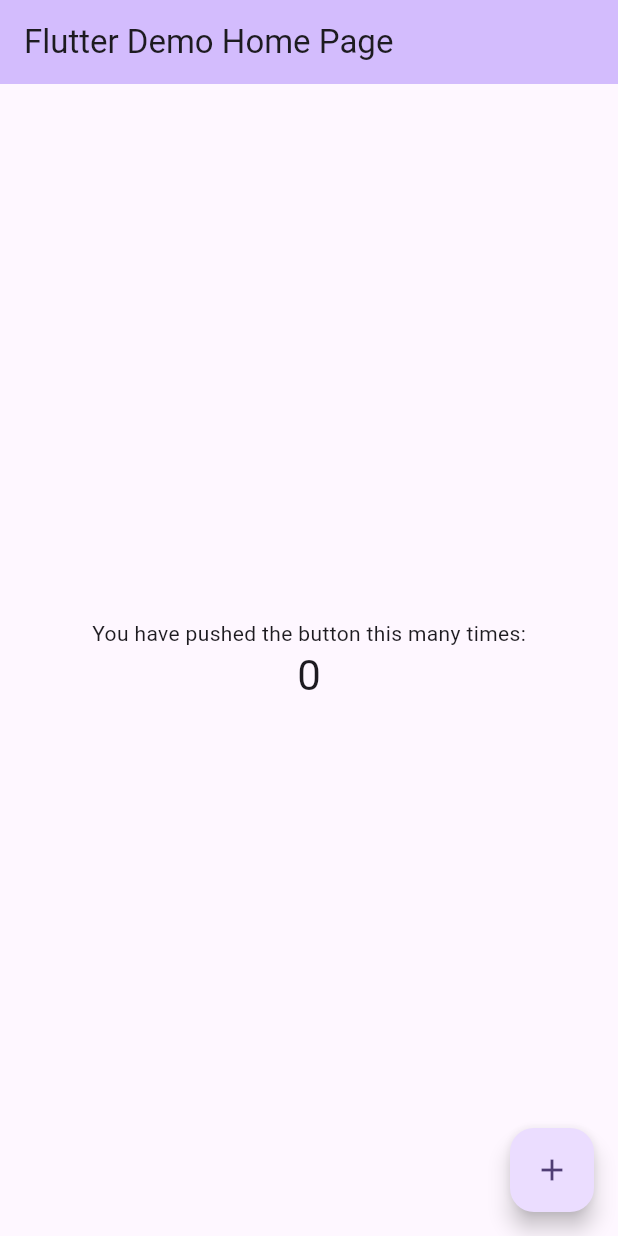
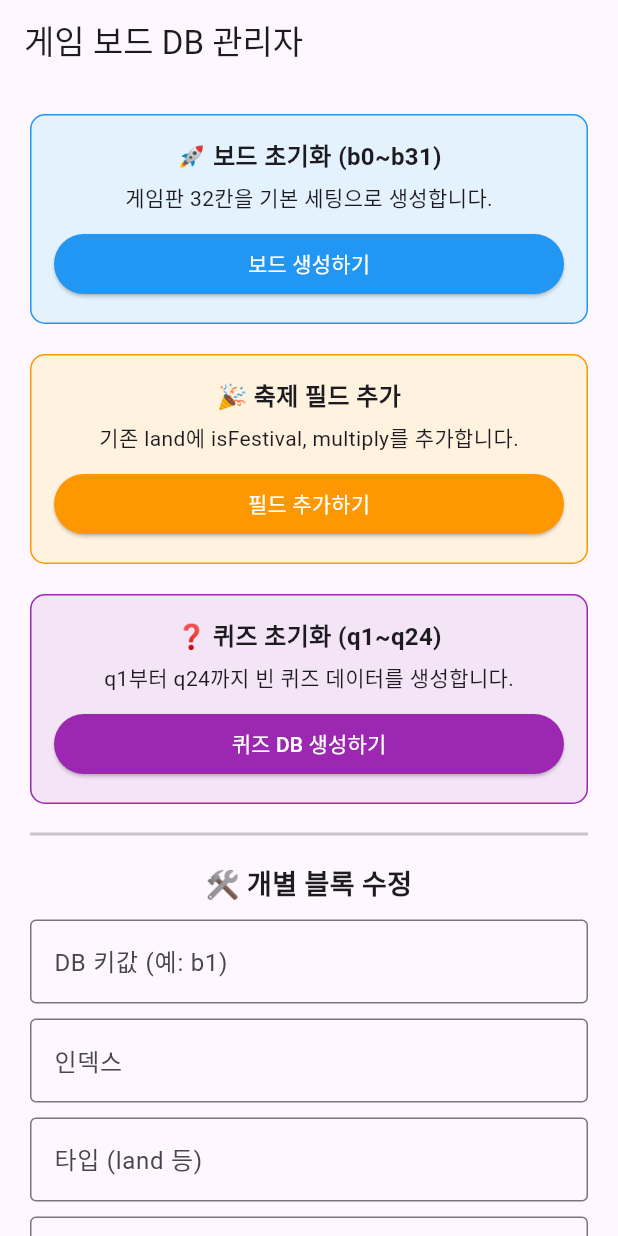
Before and after one commit to hee8144/teamproject, a Flutter app: the screen it shows after launch, on a phone screen of 412 x 824 dp. Run offline on Flutter 3.47's test engine with Material 3 defaults, Android fonts, the phone set to English and light mode, and no system bars; our stand-ins replace cloud_firestore, firebase_core, go_router; accounts and stored records are empty; generated files the repository leaves out were written again.

```diff
--- a/lib/main.dart
+++ b/lib/main.dart
@@ -1,121 +1,262 @@
+import 'package:cloud_firestore/cloud_firestore.dart';
 import 'package:flutter/material.dart';
+import 'package:firebase_core/firebase_core.dart';
+import 'firebase_options.dart';
 
-void main() {
+void main() async {
+  WidgetsFlutterBinding.ensureInitialized();
+  await Firebase.initializeApp(
+    options: DefaultFirebaseOptions.currentPlatform,
+  );
   runApp(const MyApp());
 }
 
 class MyApp extends StatelessWidget {
   const MyApp({super.key});
 
-  // This widget is the root of your application.
   @override
   Widget build(BuildContext context) {
     return MaterialApp(
-      title: 'Flutter Demo',
+      debugShowCheckedModeBanner: false,
+      title: 'Board Admin',
       theme: ThemeData(
-        // This is the theme of your application.
-        //
-        // TRY THIS: Try running your application with "flutter run". You'll see
-        // the application has a purple toolbar. Then, without quitting the app,
-        // try changing the seedColor in the colorScheme below to Colors.green
-        // and then invoke "hot reload" (save your changes or press the "hot
-        // reload" button in a Flutter-supported IDE, or press "r" if you used
-        // the command line to start the app).
-        //
-        // Notice that the counter didn't reset back to zero; the application
-        // state is not lost during the reload. To reset the state, use hot
-        // restart instead.
-        //
-        // This works for code too, not just values: Most code changes can be
-        // tested with just a hot reload.
-        colorScheme: .fromSeed(seedColor: Colors.deepPurple),
+        primarySwatch: Colors.blue,
+        useMaterial3: true,
       ),
-      home: const MyHomePage(title: 'Flutter Demo Home Page'),
+      home: const BoardAdminPage(),
     );
   }
 }
 
-class MyHomePage extends StatefulWidget {
-  const MyHomePage({super.key, required this.title});
-
-  // This widget is the home page of your application. It is stateful, meaning
-  // that it has a State object (defined below) that contains fields that affect
-  // how it looks.
-
-  // This class is the configuration for the state. It holds the values (in this
-  // case the title) provided by the parent (in this case the App widget) and
-  // used by the build method of the State. Fields in a Widget subclass are
-  // always marked "final".
-
-  final String title;
+class BoardAdminPage extends StatefulWidget {
+  const BoardAdminPage({super.key});
 
   @override
-  State<MyHomePage> createState() => _MyHomePageState();
+  State<BoardAdminPage> createState() => _BoardAdminPageState();
 }
 
-class _MyHomePageState extends State<MyHomePage> {
-  int _counter = 0;
+class _BoardAdminPageState extends State<BoardAdminPage> {
+  // 입력 컨트롤러 (개별 수정용)
+  final TextEditingController _keyController = TextEditingController();
+  final TextEditingController _indexController = TextEditingController();
+  final TextEditingController _typeController = TextEditingController();
+  final TextEditingController _nameController = TextEditingController();
+  final TextEditingController _tollController = TextEditingController();
 
-  void _incrementCounter() {
-    setState(() {
-      // This call to setState tells the Flutter framework that something has
-      // changed in this State, which causes it to rerun the build method below
-      // so that the display can reflect the updated values. If we changed
-      // _counter without calling setState(), then the build method would not be
-      // called again, and so nothing would appear to happen.
-      _counter++;
-    });
+  final FirebaseFirestore _fs = FirebaseFirestore.instance;
+
+  // [기능 1] 32칸 전체 초기화
+  Future<void> _initializeBoardLayout() async {
+    Map<String, dynamic> fullBoardData = {};
+    for (int i = 0; i < 32; i++) {
+      String key = "b$i";
+      String type = "land";
+      String name = "일반 땅";
+
+      if (i == 0) { type = "start"; name = "출발지"; }
+      else if (i == 8) { type = "island"; name = "무인도"; }
+      else if (i == 16) { type = "festival"; name = "지역축제"; }
+      else if (i == 24) { type = "travel"; name = "국내여행"; }
+      else if (i == 30) { type = "tax"; name = "국세청"; }
+      else if ([4, 12, 20, 28].contains(i)) { type = "chance"; name = "찬스"; }
+
+      Map<String, dynamic> blockData = {
+        "index": i,
+        "type": type,
+        "name": (type == "land") ? null : name,
+      };
+
+      if (type == "land") {
+        blockData.addAll({
+          "level": 0,
+          "owner": "N",
+          "tollPrice": 100000,
+          "isFestival": false,
+          "multiply": 1,
+        });
+      }
+      fullBoardData[key] = blockData;
+    }
+    try {
+      await _fs.collection("games").doc("board").set(fullBoardData);
+      ScaffoldMessenger.of(context).showSnackBar(const SnackBar(content: Text("전체 32칸 초기화 완료!")));
+    } catch (e) {
+      ScaffoldMessenger.of(context).showSnackBar(SnackBar(content: Text("에러: $e")));
+    }
+  }
+
+  // [기능 2] 필드 추가
+  Future<void> _addFestivalFields() async {
+    try {
+      DocumentReference boardRef = _fs.collection("games").doc("board");
+      DocumentSnapshot snapshot = await boardRef.get();
+      if (!snapshot.exists) return;
+
+      Map<String, dynamic> boardData = snapshot.data() as Map<String, dynamic>;
+      int updateCount = 0;
+
+      boardData.forEach((key, val) {
+        if (val is Map && val['type'] == 'land') {
+          val['isFestival'] = false;
+          val['multiply'] = 1;
+          updateCount++;
+        }
+      });
+      await boardRef.update(boardData);
+      ScaffoldMessenger.of(context).showSnackBar(SnackBar(content: Text("총 $updateCount개 필드 추가 완료!")));
+    } catch (e) {
+      ScaffoldMessenger.of(context).showSnackBar(SnackBar(content: Text("에러: $e")));
+    }
+  }
+
+  // [기능 3] 개별 수정
+  Future<void> _updateSingleBlock() async {
+    String key = _keyController.text.trim();
+    if (key.isEmpty) return;
+    try {
+      Map<String, dynamic> data = {
+        "index": int.tryParse(_indexController.text) ?? 0,
+        "type": _typeController.text,
+        "name": _nameController.text.isEmpty ? null : _nameController.text,
+        if (_typeController.text == 'land') ...{
+          "level": 0,
+          "owner": "N",
+          "tollPrice": int.tryParse(_tollController.text) ?? 100000,
+          "isFestival": false,
+          "multiply": 1,
+        }
+      };
+      await _fs.collection("games").doc("board").set({key: data}, SetOptions(merge: true));
+      ScaffoldMessenger.of(context).showSnackBar(const SnackBar(content: Text("수정 완료!")));
+    } catch (e) {
+      ScaffoldMessenger.of(context).showSnackBar(SnackBar(content: Text("에러: $e")));
+    }
+  }
+
+  // ----------------------------------------------------------------------
+  // [기능 4] 퀴즈 데이터 초기화 (New)
+  // q1 ~ q24 까지 null 값으로 채웁니다.
+  // ----------------------------------------------------------------------
+  Future<void> _initializeQuizData() async {
+    Map<String, dynamic> quizData = {};
+
+    for (int i = 1; i <= 24; i++) {
+      String key = 'q$i';
+      quizData[key] = {
+        'description': null,
+        'img': null,
+        'name': null,
+        'times': null,
+      };
+    }
+
+    try {
+      await _fs.collection("games").doc("quiz").set(quizData);
+      ScaffoldMessenger.of(context).showSnackBar(
+          const SnackBar(content: Text("퀴즈 데이터(q1~q24) 초기화 완료!")));
+    } catch (e) {
+      ScaffoldMessenger.of(context).showSnackBar(
+          SnackBar(content: Text("퀴즈 에러: $e")));
+    }
   }
 
   @override
   Widget build(BuildContext context) {
-    // This method is rerun every time setState is called, for instance as done
-    // by the _incrementCounter method above.
-    //
-    // The Flutter framework has been optimized to make rerunning build methods
-    // fast, so that you can just rebuild anything that needs updating rather
-    // than having to individually change instances of widgets.
     return Scaffold(
-      appBar: AppBar(
-        // TRY THIS: Try changing the color here to a specific color (to
-        // Colors.amber, perhaps?) and trigger a hot reload to see the AppBar
-        // change color while the other colors stay the same.
-        backgroundColor: Theme.of(context).colorScheme.inversePrimary,
-        // Here we take the value from the MyHomePage object that was created by
-        // the App.build method, and use it to set our appbar title.
-        title: Text(widget.title),
-      ),
-      body: Center(
-        // Center is a layout widget. It takes a single child and positions it
-        // in the middle of the parent.
+      appBar: AppBar(title: const Text("게임 보드 DB 관리자")),
+      body: SingleChildScrollView(
+        padding: const EdgeInsets.all(20),
         child: Column(
-          // Column is also a layout widget. It takes a list of children and
-          // arranges them vertically. By default, it sizes itself to fit its
-          // children horizontally, and tries to be as tall as its parent.
-          //
-          // Column has various properties to control how it sizes itself and
-          // how it positions its children. Here we use mainAxisAlignment to
-          // center the children vertically; the main axis here is the vertical
-          // axis because Columns are vertical (the cross axis would be
-          // horizontal).
-          //
-          // TRY THIS: Invoke "debug painting" (choose the "Toggle Debug Paint"
-          // action in the IDE, or press "p" in the console), to see the
-          // wireframe for each widget.
-          mainAxisAlignment: .center,
           children: [
-            const Text('You have pushed the button this many times:'),
-            Text(
-              '$_counter',
-              style: Theme.of(context).textTheme.headlineMedium,
+            // 섹션 1: 보드 초기화
+            _buildSectionContainer(
+              color: Colors.blue,
+              title: "🚀 보드 초기화 (b0~b31)",
+              desc: "게임판 32칸을 기본 세팅으로 생성합니다.",
+              btnText: "보드 생성하기",
+              onPressed: _initializeBoardLayout,
+            ),
+            const SizedBox(height: 20),
+
+            // 섹션 2: 필드 추가
+            _buildSectionContainer(
+              color: Colors.orange,
+              title: "🎉 축제 필드 추가",
+              desc: "기존 land에 isFestival, multiply를 추가합니다.",
+              btnText: "필드 추가하기",
+              onPressed: _addFestivalFields,
+            ),
+            const SizedBox(height: 20),
+
+            // 섹션 3: 퀴즈 초기화 (새로 추가됨)
+            _buildSectionContainer(
+              color: Colors.purple,
+              title: "❓ 퀴즈 초기화 (q1~q24)",
+              desc: "q1부터 q24까지 빈 퀴즈 데이터를 생성합니다.",
+              btnText: "퀴즈 DB 생성하기",
+              onPressed: _initializeQuizData,
+            ),
+
+            const Divider(height: 40, thickness: 2),
+            const Text("🛠️ 개별 블록 수정", style: TextStyle(fontWeight: FontWeight.bold, fontSize: 18)),
+            const SizedBox(height: 10),
+
+            // 입력 폼들
+            TextField(controller: _keyController, decoration: const InputDecoration(labelText: "DB 키값 (예: b1)", border: OutlineInputBorder())),
+            const SizedBox(height: 10),
+            TextField(controller: _indexController, keyboardType: TextInputType.number, decoration: const InputDecoration(labelText: "인덱스", border: OutlineInputBorder())),
+            const SizedBox(height: 10),
+            TextField(controller: _typeController, decoration: const InputDecoration(labelText: "타입 (land 등)", border: OutlineInputBorder())),
+            const SizedBox(height: 10),
+            TextField(controller: _nameController, decoration: const InputDecoration(labelText: "이름", border: OutlineInputBorder())),
+            const SizedBox(height: 10),
+            TextField(controller: _tollController, keyboardType: TextInputType.number, decoration: const InputDecoration(labelText: "통행료", border: OutlineInputBorder())),
+            const SizedBox(height: 20),
+            SizedBox(
+              width: double.infinity,
+              height: 50,
+              child: ElevatedButton(
+                onPressed: _updateSingleBlock,
+                style: ElevatedButton.styleFrom(backgroundColor: Colors.green, foregroundColor: Colors.white),
+                child: const Text("해당 칸 정보 업데이트"),
+              ),
             ),
           ],
         ),
       ),
-      floatingActionButton: FloatingActionButton(
-        onPressed: _incrementCounter,
-        tooltip: 'Increment',
-        child: const Icon(Icons.add),
+    );
+  }
+
+  // 디자인 중복을 줄이기 위한 위젯 헬퍼
+  Widget _buildSectionContainer({
+    required MaterialColor color,
+    required String title,
+    required String desc,
+    required String btnText,
+    required VoidCallback onPressed,
+  }) {
+    return Container(
+      padding: const EdgeInsets.all(15),
+      decoration: BoxDecoration(
+        color: color[50],
+        borderRadius: BorderRadius.circular(10),
+        border: Border.all(color: color),
+      ),
+      child: Column(
+        children: [
+          Text(title, style: const TextStyle(fontWeight: FontWeight.bold, fontSize: 16)),
+          const SizedBox(height: 5),
+          Text(desc),
+          const SizedBox(height: 10),
+          SizedBox(
+            width: double.infinity,
+            child: ElevatedButton(
+              onPressed: onPressed,
+              style: ElevatedButton.styleFrom(backgroundColor: color, foregroundColor: Colors.white),
+              child: Text(btnText),
+            ),
+          ),
+        ],
       ),
     );
   }
--- /dev/null
+++ b/lib/mainRoute.dart
@@ -0,0 +1,38 @@
+import 'package:flutter/material.dart';
+import 'package:go_router/go_router.dart';
+import 'package:firebase_core/firebase_core.dart';
+import '../firebase_options.dart';
+import 'game/gameMain.dart';
+
+void main() async {
+  WidgetsFlutterBinding.ensureInitialized();
+  await Firebase.initializeApp(
+      options: DefaultFirebaseOptions.currentPlatform
+  );
+  runApp(MyApp());
+}
+
+final GoRouter router = GoRouter(
+  routes: [
+    GoRoute(path: '/', builder: (context, state) => gameMain())
+    // // case1 : 기본 페이지
+    // GoRoute(path: '/', builder: (context, state) => RootPage()),
+    // // case2 : page1주소로 이동시 실행 페이지
+    // GoRoute(path: '/page1', builder: (context, state) => Page1()),
+    // // case3 : page2주소로 이동시 실행 페이지 - 파라미터 포함
+    // GoRoute(path: '/page2', builder: (context, state) {
+    //   String name = state.uri.queryParameters['name'] ?? '이름 없음';
+    //   String age = state.uri.queryParameters['age'] ?? '나이 없음';
+    //   return Page2(name: name, age: age);
+    // }),
+  ],
+);
+
+class MyApp extends StatelessWidget {
+  @override
+  Widget build(BuildContext context) {
+    return MaterialApp.router(
+      routerConfig: router,
+    );
+  }
+}
--- a/pubspec.yaml
+++ b/pubspec.yaml
@@ -35,6 +35,10 @@ dependencies:
   # Use with the CupertinoIcons class for iOS style icons.
   cupertino_icons: ^1.0.8
   firebase_core:
+  cloud_firestore:
+  http: ^1.2.0       # 네트워크 요청용
+  xml2json: ^6.2.0   # XML -> JSON 변환용
+  go_router:
 
 dev_dependencies:
   flutter_test:
```
Also changed, not shown: lib/game/gameMain.dart (added, +23 -0 lines), lib/test.dart (added, +147 -0 lines), pubspec.lock, 5 other files.
